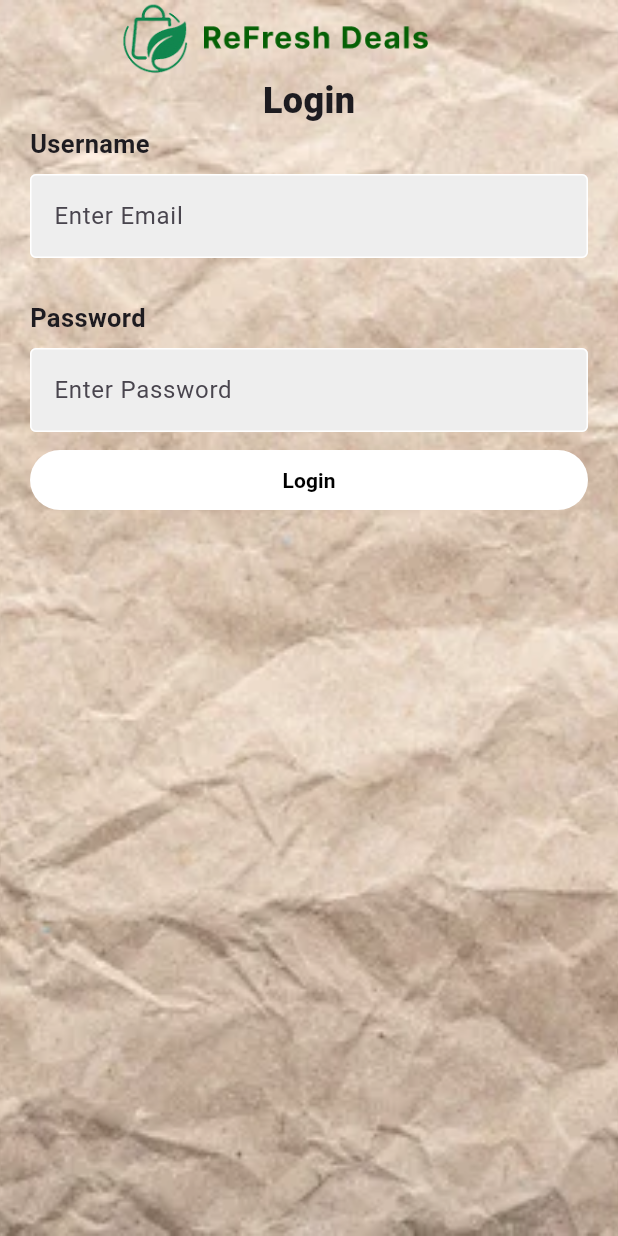
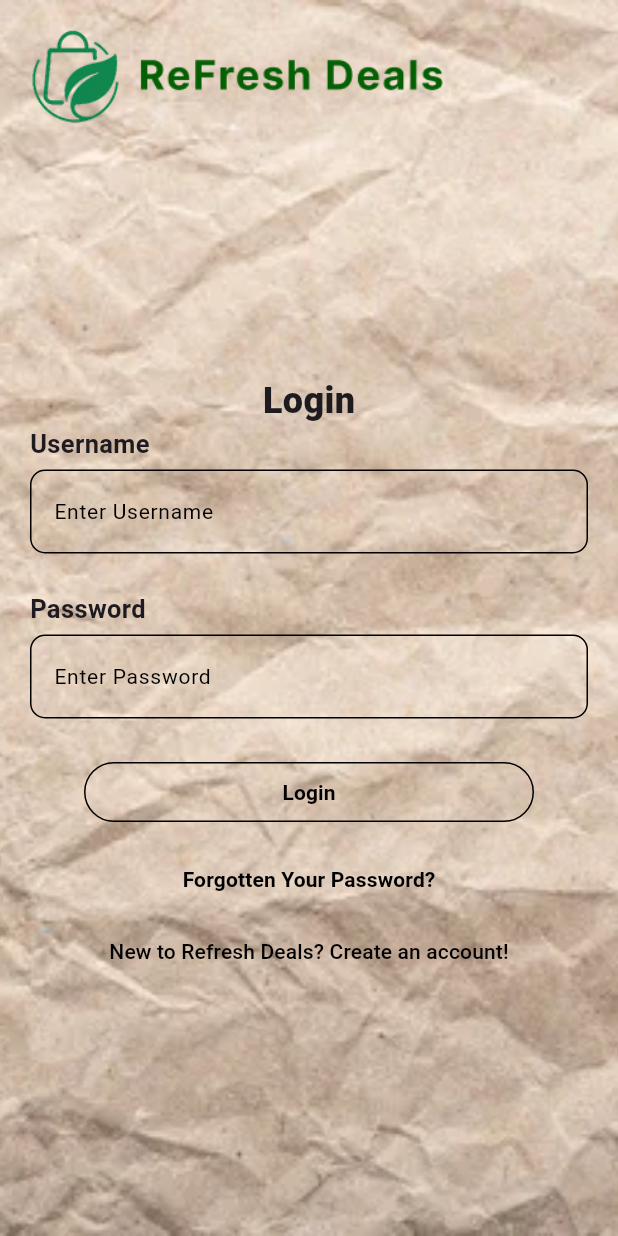
Before and after one commit to yaboywf/refresh-deals, a Flutter app: the screen it shows after launch, on a phone screen of 412 x 824 dp. Run offline on Flutter 3.47's test engine with Material 3 defaults, Android fonts, the light colour scheme and no system bars.

Commit message:
completed and updated the frontend login page

```diff
--- a/lib/pages/login.dart
+++ b/lib/pages/login.dart
@@ -23,17 +23,18 @@ class LoginPage extends StatelessWidget {
         child: Padding(
           padding: EdgeInsets.symmetric(horizontal: 20, vertical: 0),
           child: Column(
-            crossAxisAlignment: CrossAxisAlignment.stretch,
+            crossAxisAlignment: CrossAxisAlignment.start,
             children: [
               Container(
                 alignment: Alignment.centerLeft,
                 child: Image.asset(
                   'images/logo.png',
-                  width: 400,
-                  height: 50,
+                  width: 280,
+                  height: 100,
                   fit: BoxFit.contain
                 )
               ),
+              SizedBox(height: 150,),
               Row(
                 mainAxisAlignment: MainAxisAlignment.center,
                 children: [
@@ -44,14 +45,20 @@ class LoginPage extends StatelessWidget {
                 ],
               ),
               SubHeading(text: "Username",),
-              MyTextField(controller: usernameController, hintText: 'Enter Email', obscureText: false),
+              MyTextField(controller: usernameController, hintText: 'Enter Username', obscureText: false),
               SizedBox(height: 20,),
               SubHeading(text: "Password",),
               MyTextField(controller: passwordController, hintText: 'Enter Password', obscureText: true),
-              TextButton(
+              SizedBox(height: 20,),
+              Align(
+                alignment: Alignment.center,
+                child: SizedBox(
+                  width: 300,
+                  child: TextButton(
                     onPressed: () {},
                     style: ButtonStyle(
-                  backgroundColor: WidgetStateProperty.all(Colors.white)
+                      backgroundColor: WidgetStateProperty.all(Colors.transparent),
+                      shape: WidgetStateProperty.all(RoundedRectangleBorder(borderRadius: BorderRadius.circular(20), side: BorderSide(color: Colors.black))),
                     ),
                     child: Text(
                       "Login",
@@ -60,7 +67,41 @@ class LoginPage extends StatelessWidget {
                         fontWeight: FontWeight.bold
                       ),
                     )
+                  ),
+                ),
+              ),
+              SizedBox(height: 10,),
+              Align(
+                alignment: Alignment.center,
+                child: TextButton(
+                  onPressed: () {},
+                  style: ButtonStyle(
+                    backgroundColor: WidgetStateProperty.all(Colors.transparent),
+                  ),
+                  child: Text(
+                    "Forgotten Your Password?",
+                    style: TextStyle(
+                      color: Colors.black,
+                      fontWeight: FontWeight.bold
+                    ),
                   )
+                ),
+              ),
+              Align(
+                alignment: Alignment.center,
+                child: TextButton(
+                  onPressed: () {},
+                  style: ButtonStyle(
+                    backgroundColor: WidgetStateProperty.all(Colors.transparent),
+                  ),
+                  child: Text(
+                    "New to Refresh Deals? Create an account!",
+                    style: TextStyle(
+                      color: Colors.black,
+                    ),
+                  )
+                ),
+              ),
             ]
           ),
         ),
--- a/lib/widgets/text_field.dart
+++ b/lib/widgets/text_field.dart
@@ -15,20 +15,23 @@ class MyTextField extends StatelessWidget {
   @override
   Widget build(BuildContext context) {
     return Padding(
-      padding: const EdgeInsets.symmetric(vertical: 8.0),
+      padding: const EdgeInsets.symmetric(vertical: 5.0),
       child: TextField(
         controller: controller,
         obscureText: obscureText,
         decoration: InputDecoration(
           enabledBorder: const OutlineInputBorder(
-            borderSide: BorderSide(color: Colors.white),
+            borderSide: BorderSide(color: Colors.black),
+            borderRadius: BorderRadius.all(Radius.circular(10.0)),
           ),
           focusedBorder: OutlineInputBorder(
-            borderSide: BorderSide(color: Colors.grey.shade400),
+            borderSide: BorderSide(color: Colors.black),
+            borderRadius: BorderRadius.all(Radius.circular(10.0)),
           ),
-          fillColor: Colors.grey.shade200,
+          fillColor: Colors.transparent,
           filled: true,
           hintText: hintText,
+          hintStyle: TextStyle(fontSize: 14.0, color: Colors.black),
         ),
       ),
     );
```
Also changed, not shown: images/logo.png. Lines whose indentation alone changed are shown as unchanged.
